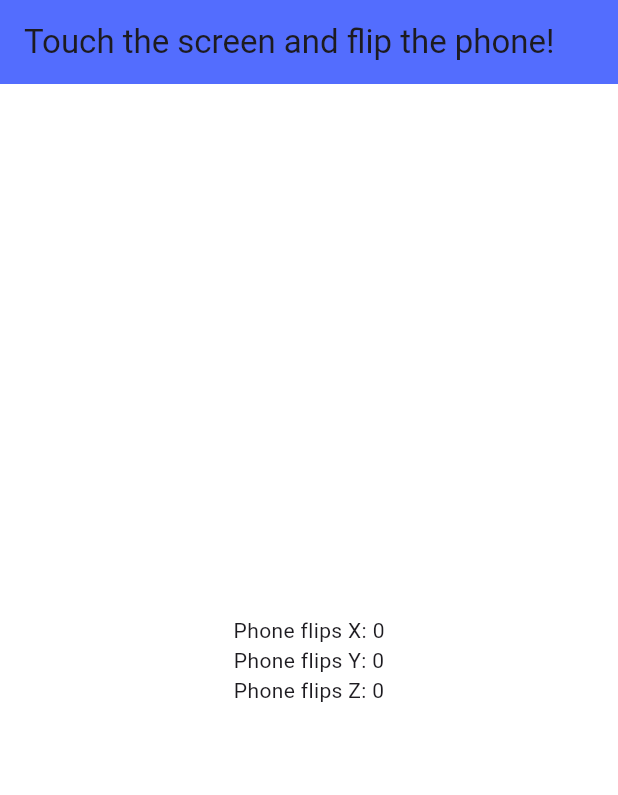
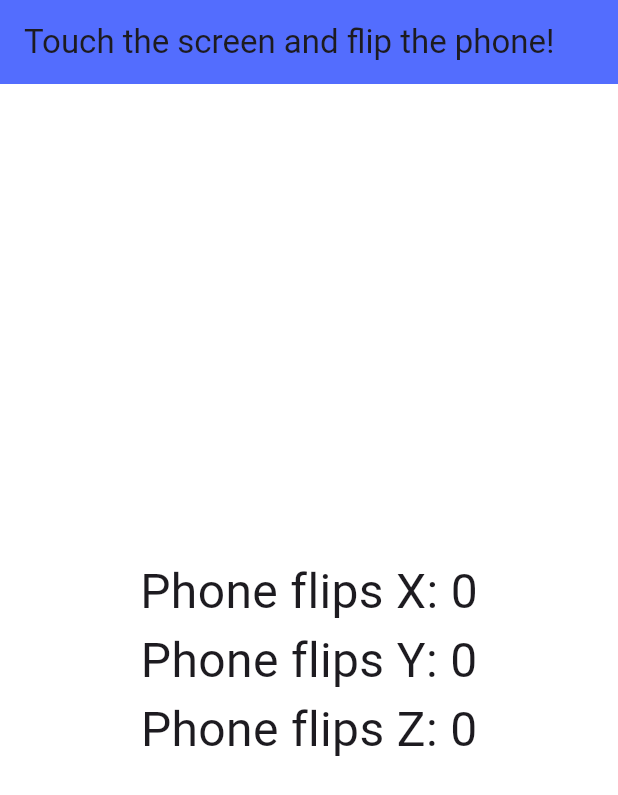
Before and after one commit to nickforster/FlipPhone, a Flutter app: the screen it shows after launch, on a phone screen of 412 x 824 dp. Shown: the top 795 px of the screen. Run offline on Flutter 3.47's test engine with Material 2 defaults, Android fonts, the phone set to English and light mode, and no system bars.

Commit message:
added text styling

```diff
--- a/lib/pages/home_page.dart
+++ b/lib/pages/home_page.dart
@@ -33,9 +33,24 @@ class HomePageState extends State<HomePage> {
             child: Column(
               mainAxisAlignment: MainAxisAlignment.center,
               children: [
-                Text("Phone flips X: ${stats.getFlipX()}"),
-                Text("Phone flips Y: ${stats.getFlipY()}"),
-                Text("Phone flips Z: ${stats.getFlipZ()}"),
+                Text(
+                  "Phone flips X: ${stats.getFlipX()}",
+                  style: const TextStyle(
+                    fontSize: 32,
+                  ),
+                ),
+                Text(
+                  "Phone flips Y: ${stats.getFlipY()}",
+                  style: const TextStyle(
+                    fontSize: 32,
+                  ),
+                ),
+                Text(
+                  "Phone flips Z: ${stats.getFlipZ()}",
+                  style: const TextStyle(
+                    fontSize: 32,
+                  ),
+                ),
               ],
             ),
           ),
```
